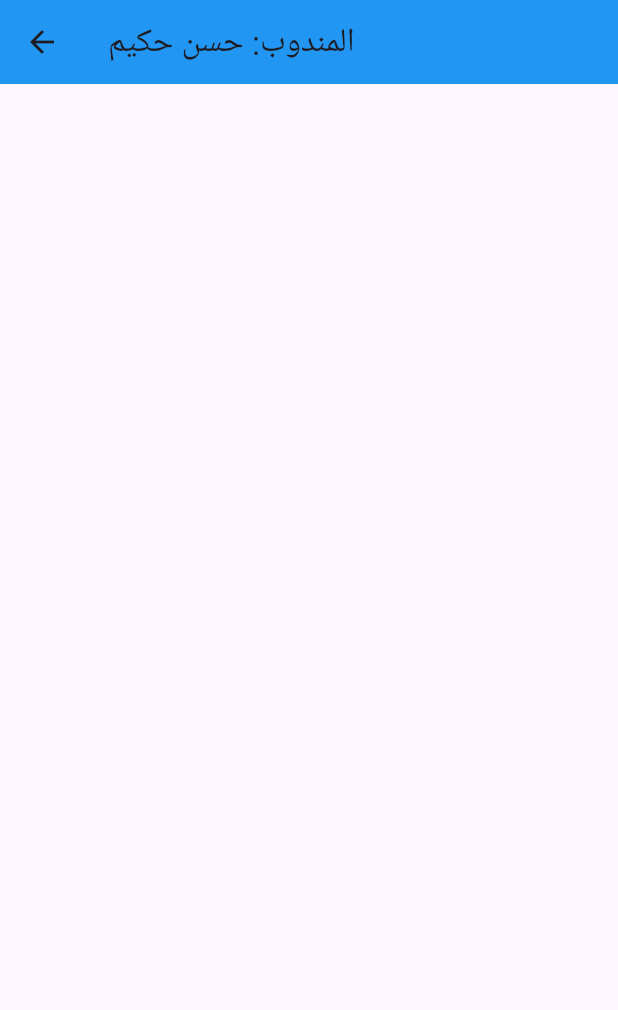
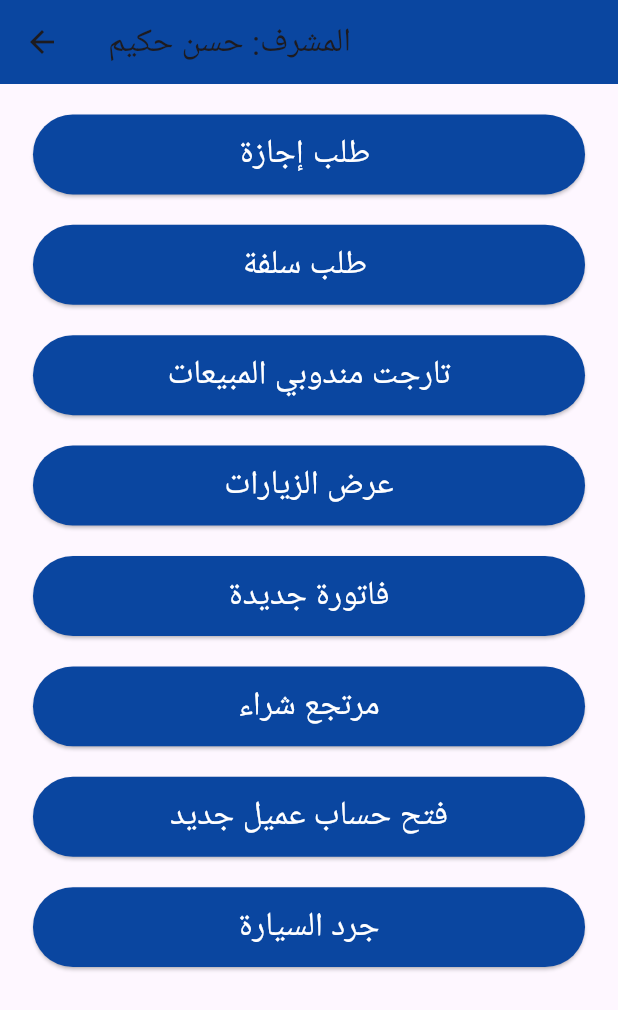
Before and after one commit to s4r4h4mdy0x01/CustomerRequestTask, a Flutter app: the SalesScreen screen opened by its route, on a phone screen of 412 x 824 dp. Shown: the top 1010 px of the screen. Run offline on Flutter 3.47's test engine with Material 3 defaults, Android fonts, the phone set to English and light mode, and no system bars; our stand-ins replace dio, file_picker, flutter_bloc, flutter_screenutil, freezed_annotation, get_it and 3 more; missing offline and left inert: flutter_pdfview; generated files the repository leaves out were written again.

Commit message:
Refactor code

```diff
--- a/lib/features/auth/ui/screens/splash_login_or_register.dart
+++ b/lib/features/auth/ui/screens/splash_login_or_register.dart
@@ -31,8 +31,11 @@ class SplashLoginOrRegister extends StatelessWidget {
             CustomElevatedButtonApp(
               color: ColorManager.teal,
               text: 'تسجيل المؤسسة',
+              // onPressed: () {
+              //   context.pushNamed(RoutesString.registerScreen);
+              // },
               onPressed: () {
-                context.pushNamed(RoutesString.registerScreen);
+
               },
             ),
           ],
--- a/lib/features/sales/ui/sales_screen.dart
+++ b/lib/features/sales/ui/sales_screen.dart
@@ -1,4 +1,14 @@
+import 'package:customer_request_task/core/helper/extensions.dart';
+import 'package:customer_request_task/core/helper/spacing.dart';
+import 'package:customer_request_task/core/router/routes_string.dart';
+import 'package:customer_request_task/core/theme/color_manager.dart';
+import 'package:customer_request_task/core/widgets/custom_elevated_button_app.dart.dart';
+import 'package:customer_request_task/features/employee/leave_request/ui/leave_request_screen.dart';
+import 'package:customer_request_task/features/employee/money_request/ui/money_request_screen.dart';
+import 'package:customer_request_task/features/leader/add_new_customer_request/ui/screen/add_new_customer_request_screen.dart';
+import 'package:customer_request_task/features/leader/dashboard_leader/ui/screens/dashboard_leader_screen.dart';
 import 'package:flutter/material.dart';
+import 'package:flutter_screenutil/flutter_screenutil.dart';
 // استيراد الـ Controller
 
 class SalesScreen extends StatelessWidget {
@@ -13,20 +23,100 @@ class SalesScreen extends StatelessWidget {
 
   @override
   Widget build(BuildContext context) {
-    final SalesController controller = SalesController(userRole: userRole);
+    // final SalesController controller = SalesController(userRole: userRole);
 
     return Scaffold(
       appBar: AppBar(
-        title: const Text('المندوب: حسن حكيم '),
-        backgroundColor: Colors.blue,
+        title: const Text('المشرف: حسن حكيم '),
+        backgroundColor: ColorManager.primary,
       ),
       body: SingleChildScrollView(
         child: Padding(
-          padding: const EdgeInsets.all(20.0),
+          padding: EdgeInsets.symmetric(horizontal: 20.w, vertical: 20.h),
           child: Column(
-            mainAxisAlignment: MainAxisAlignment.center,
-            crossAxisAlignment: CrossAxisAlignment.center,
-            children: controller.getButtons(context), // الحصول على الأزرار من الـ Controller
+            children: [
+              CustomElevatedButtonApp(
+                color: ColorManager.primary,
+                onPressed: () {
+                  context.pushNamed(RoutesString.leaveRequestScreen);
+                },
+                text: 'طلب إجازة ',
+                size: Size(double.infinity, 50),
+              ),
+              verticalSpace(20),
+              CustomElevatedButtonApp(
+                color: ColorManager.primary,
+                onPressed: () {
+                  context.pushNamed(RoutesString.moneyRequestScreen);
+                },
+                text: 'طلب سلفة ',
+                size: Size(double.infinity, 50),
+              ),
+              verticalSpace(20),
+              CustomElevatedButtonApp(
+                color: ColorManager.primary,
+                onPressed: () {
+                  context.pushNamed(RoutesString.dashboardLeaderScreen);
+                },
+                text: 'تارجت مندوبي المبيعات',
+                size: Size(double.infinity, 50),
+              ),
+              verticalSpace(20),
+              CustomElevatedButtonApp(
+                color: ColorManager.primary,
+                onPressed: () {
+                  context.pushNamed(RoutesString.viewVisitLeaderScreen);
+                },
+                text: 'عرض الزيارات',
+                size: Size(double.infinity, 50),
+              ),
+              verticalSpace(20),
+              CustomElevatedButtonApp(
+                color: ColorManager.primary,
+                onPressed: () {
+                  context.pushNamed(RoutesString.createInvoiceSceen);
+                },
+                text: 'فاتورة جديدة',
+                size: Size(double.infinity, 50),
+              ),
+              // verticalSpace(20),
+              // CustomElevatedButtonApp(
+              //   color: ColorManager.primary,
+              //   onPressed: () {},
+              //   text: 'طلب شراء',
+              //   size: Size(double.infinity, 50),
+              // ),
+              // verticalSpace(20),
+              // CustomElevatedButtonApp(
+              //   color: ColorManager.primary,
+              //   onPressed: () {},
+              //   text: 'طلب إرجاع',
+              //   size: Size(double.infinity, 50),
+              // ),
+              verticalSpace(20),
+              CustomElevatedButtonApp(
+                color: ColorManager.primary,
+                onPressed: () {},
+                text: 'مرتجع شراء',
+                size: Size(double.infinity, 50),
+              ),
+              verticalSpace(20),
+              CustomElevatedButtonApp(
+                color: ColorManager.primary,
+                onPressed: () {
+                  context.pushNamed(RoutesString.addNewCustomerRequest);
+                },
+                text: 'فتح حساب عميل جديد',
+                size: Size(double.infinity, 50),
+              ),
+              verticalSpace(20),
+              CustomElevatedButtonApp(
+                color: ColorManager.primary,
+                onPressed: () {},
+                text: 'جرد السيارة',
+                size: Size(double.infinity, 50),
+              ),
+            ],
           ),
         ),
       ),
@@ -34,93 +124,102 @@ class SalesScreen extends StatelessWidget {
   }
 }
 
+// class SalesController {
+//   final String userRole;
 
+//   SalesController({required this.userRole});
 
-class SalesController {
-  final String userRole;
+//   List<ButtonModel> _getButtonsData() {
+//     return [
+//       ButtonModel(
+//         name: "حضور وإنصراف",
+//         screen: const FacePrintScreen(),
+//         roles: ["موظف", "مندوب", "مشرف"],
+//       ),
+//       ButtonModel(
+//         name: "طلب إجازة",
+//         screen: LeaveRequestScreen(),
+//         roles: ["موظف", "مندوب", "مشرف"],
+//       ),
+//       ButtonModel(
+//         name: "طلب سلفة",
+//         screen: MoneyRequestScreen(),
+//         roles: ["موظف", "مندوب", "مشرف"],
+//       ),
+//       ButtonModel(
+//         name: "داش بورد المندوب",
+//         screen: DashboardLeaderScreen(),
+//         roles: ["مندوب"],
+//       ),
+//       // ButtonModel(name: "جرد السيارة للمندوب", screen: InventoryScreen(), roles: ["مندوب"]),
+//       // ButtonModel(name: "طلب تحميل", screen: CreateInvoiceScreen(), roles: ["مندوب"]),
+//       // ButtonModel(name: "زيارة جديدة", screen: const NewVisitScreen(), roles: ["مندوب"]),
+//       // ButtonModel(name: "عرض الزيارات مندوب", screen: const VisitDetailsScreen(), roles: ["مندوب"]),
+//       // ButtonModel(name: "فاتورة جديدة", screen: CreateInvoiceScreen(), roles: ["مندوب", "مشرف"]),
+//       // ButtonModel(name: "عرض سعر", screen: QuotationSalesScreen(), roles: ["مندوب", "مشرف"]),
+//       // ButtonModel(name: "طلب شراء", screen: PurchaseOrderScreen(), roles: ["مندوب", "مشرف"]),
+//       // ButtonModel(name: "طلب إرجاع", screen: ReturnRequestScreen(), roles: ["مندوب", "مشرف"]),
+//       // ButtonModel(name: "مرتجع شراء", screen: InvoiceScreen(), roles: ["مشرف"]),
+//       // ButtonModel(name: "تارجت مندوبي المبيعات", screen: DashboardLeaderScreen(), roles: ["مشرف"]),
+//       // ButtonModel(name: "عرض الزيارات مشرف", screen: VisitDetailsLeaderScreen(), roles: ["مشرف"]),
+//       ButtonModel(
+//         name: "فتح حساب عميل جديد",
+//         screen: AddNewCustomerRequestScreen(),
+//         roles: ["مشرف"],
+//       ),
+//       // ButtonModel(name: "جرد السيارة مشرف", screen: InventoryLeaderScreen(), roles: ["مشرف"]),
+//     ];
+//   }
 
-  SalesController({required this.userRole});
+//   List<Widget> getButtons(BuildContext context) {
+//     List<ButtonModel> buttonsData = _getButtonsData();
+//     List<Widget> buttons = [];
 
-  List<ButtonModel> _getButtonsData() {
-    return [
-      ButtonModel(name: "حضور وإنصراف", screen: const FacePrintScreen(), roles: ["موظف", "مندوب", "مشرف"]),
-      // ButtonModel(name: "طلب إجازة", screen: RequestLeaveScreen(), roles: ["موظف", "مندوب", "مشرف"]),
-      // ButtonModel(name: "طلب سلفة", screen: MoneyRequestScreen(), roles: ["موظف", "مندوب", "مشرف"]),
-      // ButtonModel(name: "داش بورد المندوب", screen: DashboardScreenSales(), roles: ["مندوب"]),
-      // ButtonModel(name: "جرد السيارة للمندوب", screen: InventoryScreen(), roles: ["مندوب"]),
-      // ButtonModel(name: "طلب تحميل", screen: CreateInvoiceScreen(), roles: ["مندوب"]),
-      // ButtonModel(name: "زيارة جديدة", screen: const NewVisitScreen(), roles: ["مندوب"]),
-      // ButtonModel(name: "عرض الزيارات مندوب", screen: const VisitDetailsScreen(), roles: ["مندوب"]),
-      // ButtonModel(name: "فاتورة جديدة", screen: CreateInvoiceScreen(), roles: ["مندوب", "مشرف"]),
-      // ButtonModel(name: "عرض سعر", screen: QuotationSalesScreen(), roles: ["مندوب", "مشرف"]),
-      // ButtonModel(name: "طلب شراء", screen: PurchaseOrderScreen(), roles: ["مندوب", "مشرف"]),
-      // ButtonModel(name: "طلب إرجاع", screen: ReturnRequestScreen(), roles: ["مندوب", "مشرف"]),
-      // ButtonModel(name: "مرتجع شراء", screen: InvoiceScreen(), roles: ["مشرف"]),
-      // ButtonModel(name: "تارجت مندوبي المبيعات", screen: DashboardLeaderScreen(), roles: ["مشرف"]),
-      // ButtonModel(name: "عرض الزيارات مشرف", screen: VisitDetailsLeaderScreen(), roles: ["مشرف"]),
-      // ButtonModel(name: "فتح حساب عميل جديد", screen: NewAccountScreen(), roles: ["مشرف"]),
-      // ButtonModel(name: "جرد السيارة مشرف", screen: InventoryLeaderScreen(), roles: ["مشرف"]),
-    ];
-  }
+//     for (var button in buttonsData) {
+//       if (button.roles.contains(userRole)) {
+//         buttons.add(_buildButton(context, button.name, button.screen));
+//         buttons.add(const SizedBox(height: 20));
+//       }
+//     }
 
-  List<Widget> getButtons(BuildContext context) {
-    List<ButtonModel> buttonsData = _getButtonsData();
-    List<Widget> buttons = [];
+//     return buttons;
+//   }
 
-    for (var button in buttonsData) {
-      if (button.roles.contains(userRole)) {
-        buttons.add(
-          _buildButton(context, button.name, button.screen),
-        );
-        buttons.add(const SizedBox(height: 20));
-      }
-    }
+//   Widget _buildButton(BuildContext context, String text, Widget screen) {
+//     return ElevatedButton(
+//       onPressed: () {
+//         Navigator.push(
+//           context,
+//           MaterialPageRoute(builder: (context) => screen),
+//         );
+//       },
+//       style: ElevatedButton.styleFrom(
+//         backgroundColor: Colors.blue,
+//         shape: RoundedRectangleBorder(borderRadius: BorderRadius.circular(30)),
+//         padding: const EdgeInsets.symmetric(horizontal: 50, vertical: 15),
+//         minimumSize: const Size(double.infinity, 50),
+//       ),
+//       child: Text(
+//         text,
+//         style: const TextStyle(fontSize: 18, color: Colors.white),
+//       ),
+//     );
+//   }
+// }
 
-    return buttons;
-  }
+// class ButtonModel {
+//   final String name;
+//   final Widget screen;
+//   final List<String> roles;
 
-  Widget _buildButton(BuildContext context, String text, Widget screen) {
-    return ElevatedButton(
-      onPressed: () {
-        Navigator.push(
-          context,
-          MaterialPageRoute(builder: (context) => screen),
-        );
-      },
-      style: ElevatedButton.styleFrom(
-        backgroundColor: Colors.blue,
-        shape: RoundedRectangleBorder(
-          borderRadius: BorderRadius.circular(30),
-        ),
-        padding: const EdgeInsets.symmetric(horizontal: 50, vertical: 15),
-        minimumSize: const Size(double.infinity, 50),
-      ),
-      child: Text(
-        text,
-        style: const TextStyle(
-          fontSize: 18,
-          color: Colors.white,
-        ),
-      ),
-    );
-  }
-}
-class ButtonModel {
-  final String name;
-  final Widget screen;
-  final List<String> roles;
+//   ButtonModel({required this.name, required this.screen, required this.roles});
+// }
 
-  ButtonModel({
-    required this.name,
-    required this.screen,
-    required this.roles,
-  });
-}
-class FacePrintScreen extends StatelessWidget {
-  const FacePrintScreen({super.key});
+// class FacePrintScreen extends StatelessWidget {
+//   const FacePrintScreen({super.key});
 
-  @override
-  Widget build(BuildContext context) {
-    return const Placeholder();
-  }
-}
+//   @override
+//   Widget build(BuildContext context) {
+//     return const Placeholder();
+//   }
+// }
```
Also changed, not shown: lib/features/leader/ui/leader_screen.dart (+17 -0 lines), 1 other file.
